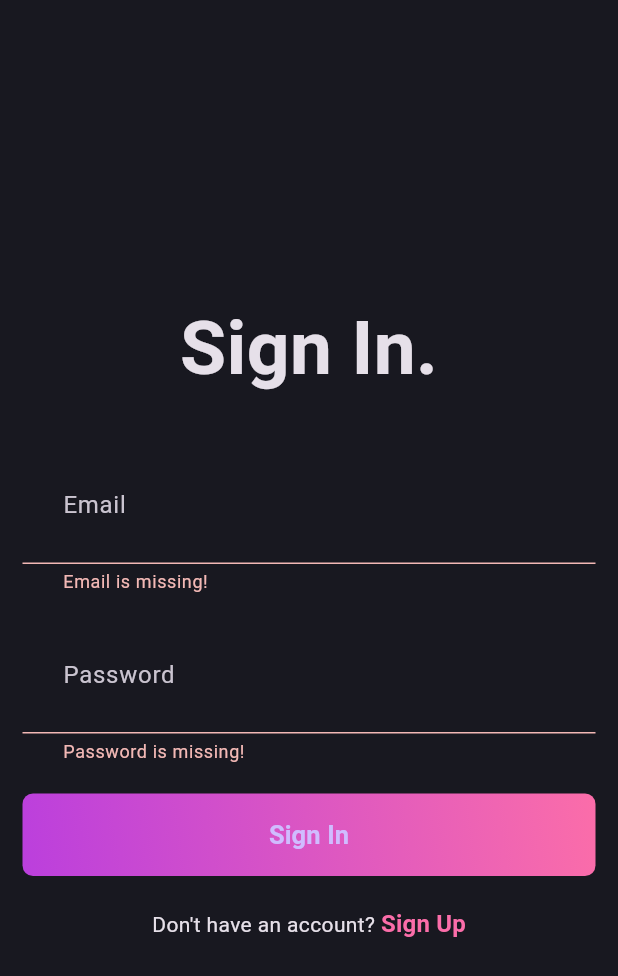
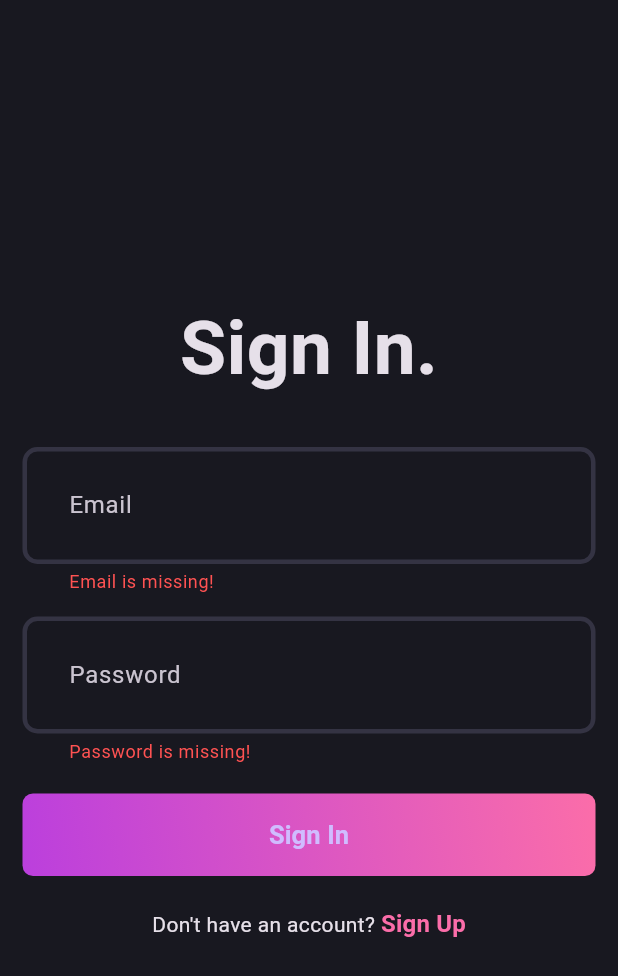
Before and after one commit to Abdelrahman-Hany/mini-store, a Flutter app: the screen it shows after launch, after a tap on "Sign In", on a phone screen of 412 x 824 dp. Shown: the top 976 px of the screen. Run offline on Flutter 3.47's test engine with Material 3 defaults, Android fonts, the phone set to English and light mode, and no system bars; our stand-ins replace flutter_bloc, fpdart, get_it, internet_connection_checker_plus, shared_preferences, supabase_flutter; accounts and stored records are empty.

Commit message:
upgrate the text field error input design

```diff
--- a/lib/core/theme/theme.dart
+++ b/lib/core/theme/theme.dart
@@ -18,6 +18,9 @@ class AppTheme {
       contentPadding: EdgeInsets.all(27),
       enabledBorder: _border(),
       focusedBorder: _border(AppPallete.gradient2),
+      errorBorder: _border(),
+      focusedErrorBorder: _border(AppPallete.gradient2),
+      errorStyle: TextStyle(color: AppPallete.errorColor),
     ),
   );
 }
```
